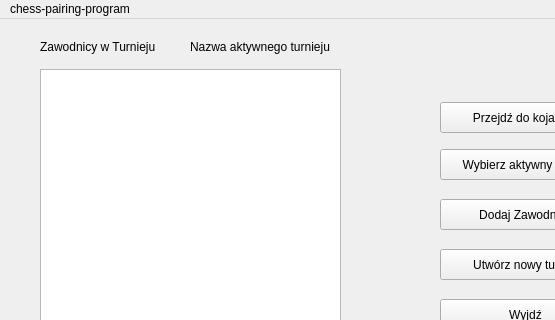
Old version of the form chess_pairing_program/mainwindow.ui in the repository szachiszta/chess-pairing-program; both pictures show x 0 to 555 and y 0 to 320 of the 695 by 468 pixel window.
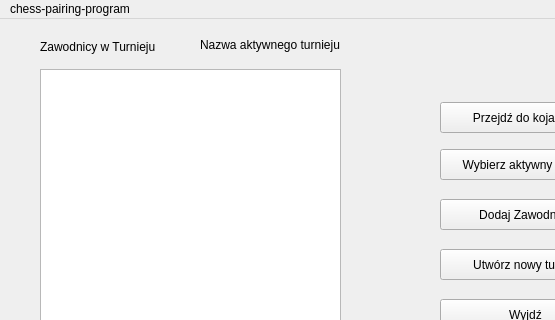
New version of the form.

What changed in the file:
```diff
--- a/chess_pairing_program/mainwindow.ui
+++ b/chess_pairing_program/mainwindow.ui
@@ -118,10 +118,10 @@
    <widget class="QLabel" name="label_active_tournament">
     <property name="geometry">
      <rect>
-      <x>190</x>
-      <y>20</y>
-      <width>151</width>
-      <height>16</height>
+      <x>200</x>
+      <y>5</y>
+      <width>241</width>
+      <height>41</height>
      </rect>
     </property>
     <property name="text">
```
Left out of the diff: 2 changed lines with no effect on the pictures.
